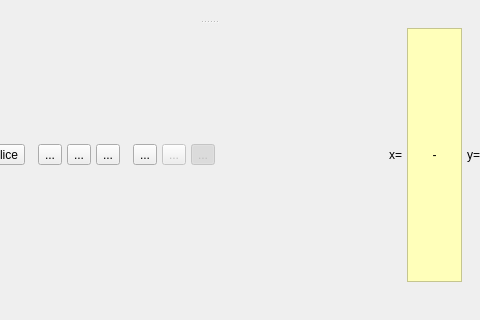
Above: Code/Mantid/MantidQt/SliceViewer/inc/MantidQtSliceViewer/SliceViewer.ui from mantidproject/mantid before the change; both pictures show x 208 to 688 and y 0 to 320 of the 834 by 814 pixel window. Below: the same form after it.
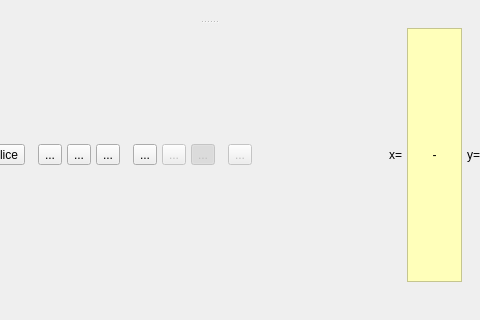
That is the form after the change. Icons and pictures are not drawn. Custom widgets are drawn as their Qt base class.

```diff
--- a/Code/Mantid/MantidQt/SliceViewer/inc/MantidQtSliceViewer/SliceViewer.ui
+++ b/Code/Mantid/MantidQt/SliceViewer/inc/MantidQtSliceViewer/SliceViewer.ui
@@ -347,6 +347,49 @@
             </property>
            </widget>
           </item>
+          <item>
+           <spacer name="horizontalSpacer_5">
+            <property name="orientation">
+             <enum>Qt::Horizontal</enum>
+            </property>
+            <property name="sizeType">
+             <enum>QSizePolicy::Fixed</enum>
+            </property>
+            <property name="sizeHint" stdset="0">
+             <size>
+              <width>8</width>
+              <height>8</height>
+             </size>
+            </property>
+           </spacer>
+          </item>
+          <item>
+           <widget class="QToolButton" name="btnPeakOverlay">
+            <property name="enabled">
+             <bool>false</bool>
+            </property>
+            <property name="toolTip">
+             <string>Overlay a peaks workspace</string>
+            </property>
+            <property name="text">
+             <string>...</string>
+            </property>
+            <property name="icon">
+             <iconset resource="../../icons/SliceViewerIcons.qrc">
+              <normaloff>:/SliceViewer/icons/peak.png</normaloff>
+              <disabledoff>:/SliceViewer/icons/peak_disabled.png</disabledoff>:/SliceViewer/icons/peak.png</iconset>
+            </property>
+            <property name="iconSize">
+             <size>
+              <width>18</width>
+              <height>18</height>
+             </size>
+            </property>
+            <property name="checkable">
+             <bool>true</bool>
+            </property>
+           </widget>
+          </item>
           <item>
            <spacer name="horizontalSpacer">
             <property name="orientation">
@@ -585,15 +628,17 @@
    <extends>QWidget</extends>
    <header>MantidQtSliceViewer/ColorBarWidget.h</header>
   </customwidget>
-  <customwidget>
-   <class>MantidQt::MantidWidgets::SafeQwtPlot</class>
-   <extends>QwtPlot</extends>
-   <header>MantidQtMantidWidgets/SafeQwtPlot.h</header>
-  </customwidget>
   <customwidget>
    <class>QwtPlot</class>
    <extends>QFrame</extends>
    <header>qwt_plot.h</header>
+   <container>1</container>
+  </customwidget>
+  <customwidget>
+   <class>MantidQt::MantidWidgets::SafeQwtPlot</class>
+   <extends>QwtPlot</extends>
+   <header>MantidQtMantidWidgets/SafeQwtPlot.h</header>
+   <container>1</container>
   </customwidget>
  </customwidgets>
  <resources>
```
Left out of the diff: 2 changed lines with no effect on the pictures.
